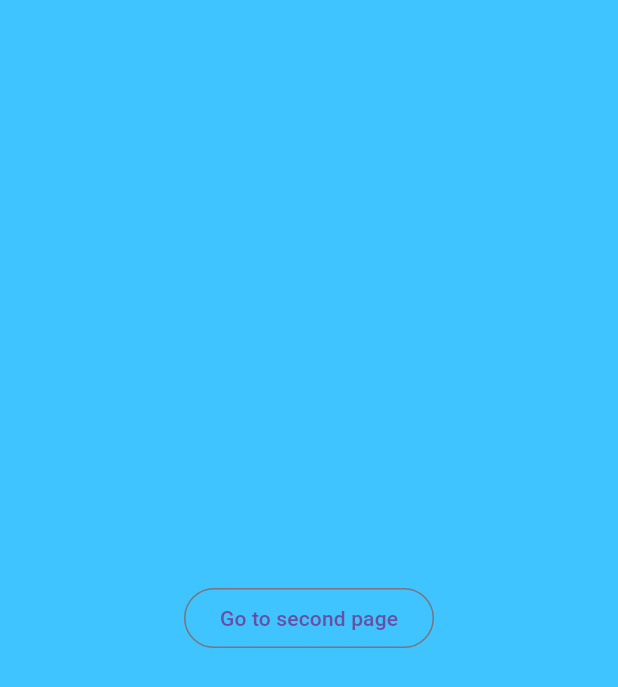
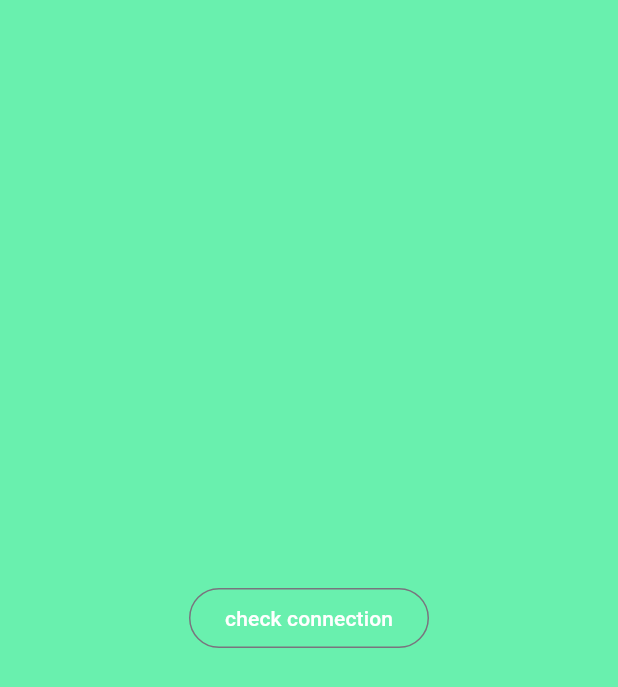
Before and after one commit to NhEmon789/App-development-course, a Flutter app: the screen it shows after launch, on a phone screen of 412 x 824 dp. Shown: the top 687 px of the screen. Run offline on Flutter 3.47's test engine with Material 3 defaults, Android fonts, the phone set to English and light mode, and no system bars; our stand-ins replace connectivity_plus, fluttertoast.

Commit message:
checkinternetwifi

```diff
--- a/lib/main.dart
+++ b/lib/main.dart
@@ -1,4 +1,8 @@
+import 'dart:async';
+
 import 'package:flutter/material.dart';
+import 'package:connectivity_plus/connectivity_plus.dart';
+import 'package:fluttertoast/fluttertoast.dart';
 
 void main() {
   runApp(MyApp());
@@ -9,14 +13,7 @@ class MyApp extends StatelessWidget {
 
   @override
   Widget build(BuildContext context) {
-    return MaterialApp(
-      debugShowCheckedModeBanner: false,
-      initialRoute: "/first",
-      routes: {
-        "/first": (context) => FirstScreen(),
-        "/second": (context) => SecondScreen(),
-      },
-    );
+    return MaterialApp(debugShowCheckedModeBanner: false, home: FirstScreen());
   }
 }
 
@@ -28,33 +25,33 @@ class FirstScreen extends StatefulWidget {
 }
 
 class _FirstScreenState extends State<FirstScreen> {
-  @override
-  Widget build(BuildContext context) {
-    return Scaffold(
-      body: Container(
-        alignment: Alignment.center,
-        height: double.infinity,
-        width: double.infinity,
-        color: Colors.lightBlueAccent,
-        child: OutlinedButton(
-          onPressed: () {
-            Navigator.pushNamed(context, "/second");
-          },
-          child: Text("Go to second page"),
-        ),
-      ),
-    );
+  StreamSubscription? subscription;
+
+  Future checkConnection() async {
+    var connectivityResult = await (Connectivity().checkConnectivity());
+    if (connectivityResult == ConnectivityResult.mobile) {
+      Fluttertoast.showToast(msg: "connected with mobile");
+    } else if (connectivityResult == ConnectivityResult.wifi) {
+      Fluttertoast.showToast(msg: "connected with mobile");
+    } else {
+      Fluttertoast.showToast(msg: "Not connected");
+    }
   }
-}
-
-class SecondScreen extends StatefulWidget {
-  const SecondScreen({super.key});
 
   @override
-  State<SecondScreen> createState() => _SecondScreenState();
-}
+  void initState() {
+    subscription = Connectivity().onConnectivityChanged.listen((event) {
+      checkConnection();
+    });
+    super.initState();
+  }
 
-class _SecondScreenState extends State<SecondScreen> {
+  @override
+  void dispose() {
+    subscription!.cancel();
+    super.dispose();
+  }
+
   @override
   Widget build(BuildContext context) {
     return Scaffold(
@@ -64,10 +61,11 @@ class _SecondScreenState extends State<SecondScreen> {
         width: double.infinity,
         color: Colors.greenAccent,
         child: OutlinedButton(
-          onPressed: () {
-            Navigator.pushNamed(context, "/first");
-          },
-          child: Text("Go to first page"),
+          onPressed: checkConnection,
+          child: Text(
+            "check connection",
+            style: TextStyle(color: Colors.white),
+          ),
         ),
       ),
     );
--- a/pubspec.yaml
+++ b/pubspec.yaml
@@ -34,7 +34,9 @@ dependencies:
   # The following adds the Cupertino Icons font to your application.
   # Use with the CupertinoIcons class for iOS style icons.
   cupertino_icons: ^1.0.8
-  url_launcher: ^6.3.2
+
+  connectivity_plus: ^7.0.0
+  fluttertoast: ^9.0.0
 
 
 dev_dependencies:
```
Also changed, not shown: pubspec.lock, 5 other files.
